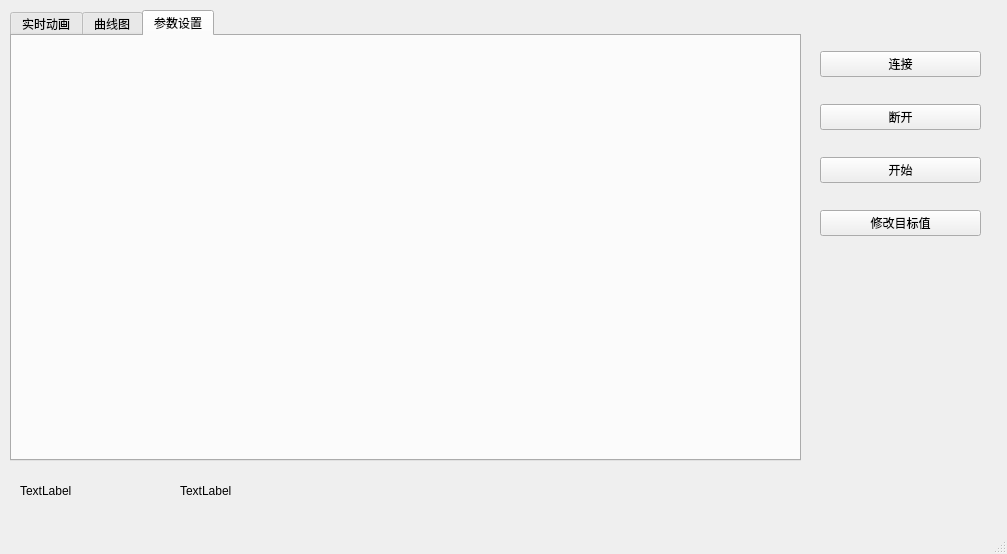
Old version of the form client/window.ui in the repository WKoishi/Inverted_Pendulum.
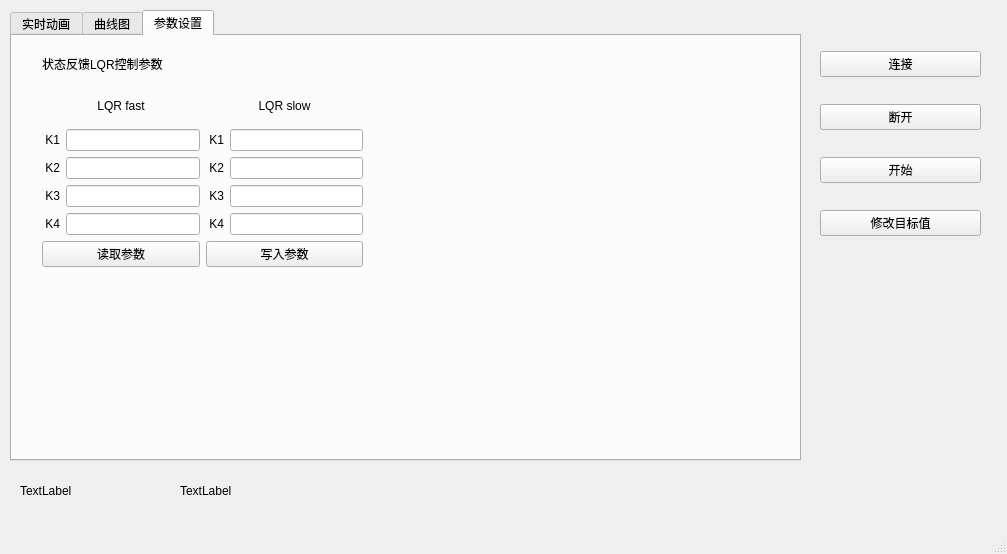
New version of the form. The open tabs and pages were chosen to show the change. Icons and pictures are not drawn.

Commit message: 增加修改LQR参数功能，添加展示图片

What changed in the file:
```diff
--- a/client/window.ui
+++ b/client/window.ui
@@ -126,6 +126,203 @@
      <attribute name="title">
       <string>参数设置</string>
      </attribute>
+     <widget class="QWidget" name="gridLayoutWidget">
+      <property name="geometry">
+       <rect>
+        <x>30</x>
+        <y>10</y>
+        <width>321</width>
+        <height>221</height>
+       </rect>
+      </property>
+      <layout class="QGridLayout" name="gridLayout_2">
+       <item row="3" column="1">
+        <layout class="QHBoxLayout" name="horizontalLayout_5">
+         <item>
+          <widget class="QLabel" name="label_5">
+           <property name="text">
+            <string> K2</string>
+           </property>
+          </widget>
+         </item>
+         <item>
+          <widget class="QLineEdit" name="lineEdit_lqr_slow_K2"/>
+         </item>
+        </layout>
+       </item>
+       <item row="2" column="1">
+        <layout class="QHBoxLayout" name="horizontalLayout_3">
+         <item>
+          <widget class="QLabel" name="label_3">
+           <property name="text">
+            <string> K1</string>
+           </property>
+          </widget>
+         </item>
+         <item>
+          <widget class="QLineEdit" name="lineEdit_lqr_slow_K1"/>
+         </item>
+        </layout>
+       </item>
+       <item row="4" column="1">
+        <layout class="QHBoxLayout" name="horizontalLayout_7">
+         <item>
+          <widget class="QLabel" name="label_7">
+           <property name="text">
+            <string> K3</string>
+           </property>
+          </widget>
+         </item>
+         <item>
+          <widget class="QLineEdit" name="lineEdit_lqr_slow_K3"/>
+         </item>
+        </layout>
+       </item>
+       <item row="5" column="0">
+        <layout class="QHBoxLayout" name="horizontalLayout_8">
+         <item>
+          <widget class="QLabel" name="label_8">
+           <property name="text">
+            <string> K4</string>
+           </property>
+          </widget>
+         </item>
+         <item>
+          <widget class="QLineEdit" name="lineEdit_lqr_fast_K4"/>
+         </item>
+        </layout>
+       </item>
+       <item row="5" column="1">
+        <layout class="QHBoxLayout" name="horizontalLayout_9">
+         <item>
+          <widget class="QLabel" name="label_9">
+           <property name="text">
+            <string> K4</string>
+           </property>
+          </widget>
+         </item>
+         <item>
+          <widget class="QLineEdit" name="lineEdit_lqr_slow_K4"/>
+         </item>
+        </layout>
+       </item>
+       <item row="0" column="0">
+        <widget class="QLabel" name="label">
+         <property name="text">
+          <string>状态反馈LQR控制参数</string>
+         </property>
+        </widget>
+       </item>
+       <item row="4" column="0">
+        <layout class="QHBoxLayout" name="horizontalLayout_6">
+         <item>
+          <widget class="QLabel" name="label_6">
+           <property name="text">
+            <string> K3</string>
+           </property>
+          </widget>
+         </item>
+         <item>
+          <widget class="QLineEdit" name="lineEdit_lqr_fast_K3"/>
+         </item>
+        </layout>
+       </item>
+       <item row="2" column="0">
+        <layout class="QHBoxLayout" name="horizontalLayout_2">
+         <item>
+          <widget class="QLabel" name="label_2">
+           <property name="text">
+            <string> K1</string>
+           </property>
+          </widget>
+         </item>
+         <item>
+          <widget class="QLineEdit" name="lineEdit_lqr_fast_K1"/>
+         </item>
+        </layout>
+       </item>
+       <item row="3" column="0">
+        <layout class="QHBoxLayout" name="horizontalLayout_4">
+         <item>
+          <widget class="QLabel" name="label_4">
+           <property name="text">
+            <string> K2</string>
+           </property>
+          </widget>
+         </item>
+         <item>
+          <widget class="QLineEdit" name="lineEdit_lqr_fast_K2"/>
+         </item>
+        </layout>
+       </item>
+       <item row="6" column="0">
+        <widget class="QPushButton" name="Button_lqr_param_read">
+         <property name="text">
+          <string>读取参数</string>
+         </property>
+        </widget>
+       </item>
+       <item row="6" column="1">
+        <widget class="QPushButton" name="Button_lqr_param_write">
+         <property name="text">
+          <string>写入参数</string>
+         </property>
+        </widget>
+       </item>
+       <item row="1" column="0">
+        <widget class="QLabel" name="label_10">
+         <property name="text">
+          <string>LQR fast</string>
+         </property>
+         <property name="alignment">
+          <set>Qt::AlignCenter</set>
+         </property>
+        </widget>
+       </item>
+       <item row="1" column="1">
+        <widget class="QLabel" name="label_11">
+         <property name="text">
+          <string>LQR slow</string>
+         </property>
+         <property name="alignment">
+          <set>Qt::AlignCenter</set>
+         </property>
+        </widget>
+       </item>
+      </layout>
+     </widget>
+     <widget class="QLabel" name="label_12">
+      <property name="geometry">
+       <rect>
+        <x>0</x>
+        <y>230</y>
+        <width>381</width>
+        <height>221</height>
+       </rect>
+      </property>
+      <property name="styleSheet">
+       <string notr="true">image: url(:/my_image/lqr_control_switch.png)</string>
+      </property>
+      <property name="text">
+       <string/>
+      </property>
+     </widget>
+     <widget class="QLabel" name="label_13">
+      <property name="geometry">
+       <rect>
+        <x>370</x>
+        <y>10</y>
+        <width>401</width>
+        <height>411</height>
+       </rect>
+      </property>
+      <property name="styleSheet">
+       <string notr="true">image: url(:/my_image/lqr_control.png)</string>
+      </property>
+      <property name="text">
+       <string/>
+      </property>
+     </widget>
     </widget>
    </widget>
    <widget class="QLabel" name="label_figure_ok">
```
Left out of the diff: 4 changed lines with no effect on the pictures. The commit also changes 5 other files.
